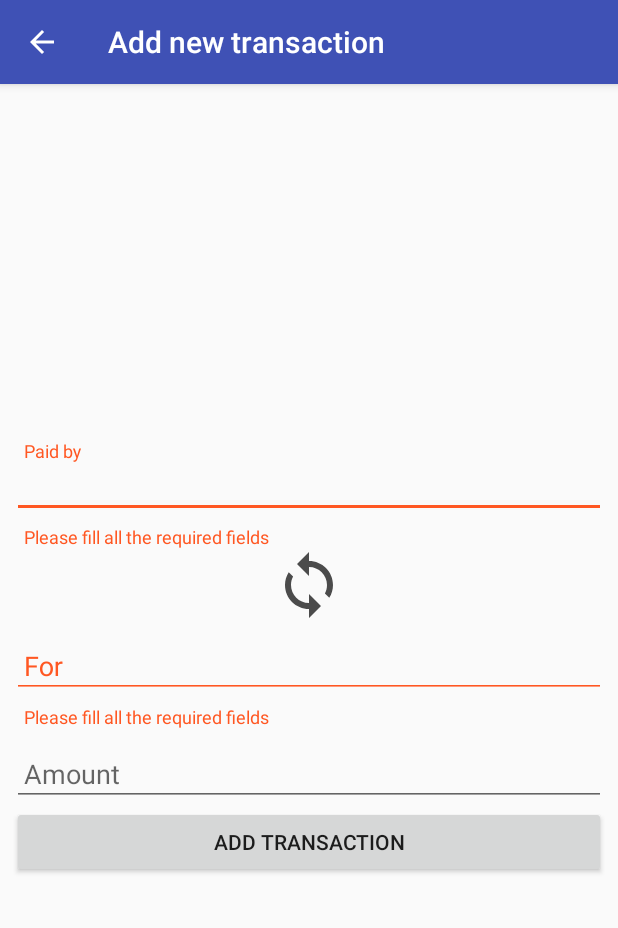
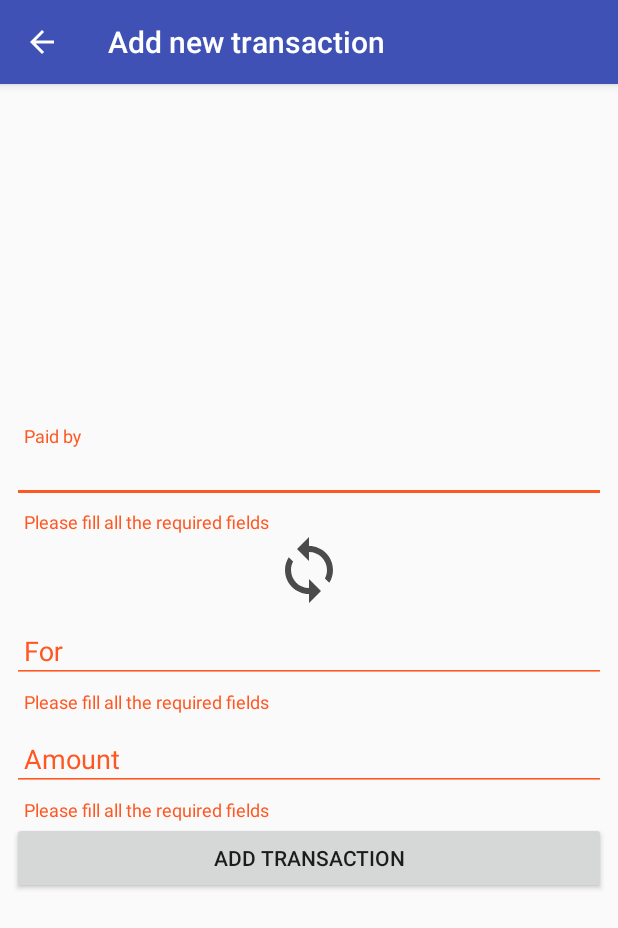
Before and after one commit to mateuszpp/wspolne_rozliczanie_wydatkow, an Android app: the AddTransactionActivity screen opened directly, with no data from a screen before it, after a tap on "ADD TRANSACTION", on a phone screen of 412 x 824 dp. Shown: the top 928 px of the screen. Run offline under Robolectric (Android 15) with nearby library versions, the phone set to English and light mode, and no system bars; our stand-ins replace data binding; network calls fail; pictures from the network do not load; 1 statement that could not run was skipped; 1 other tap on this screen came first.

Commit message:
Verification if transation amount is empty in AddTransactionViewModel

```diff
--- a/IoucashAndroid/app/src/main/java/com/aproteam/ioucash/viewmodel/AddTransactionViewModel.java
+++ b/IoucashAndroid/app/src/main/java/com/aproteam/ioucash/viewmodel/AddTransactionViewModel.java
@@ -24,6 +24,7 @@ public class AddTransactionViewModel extends ViewModel {
 
 	public MutableLiveData<String> senderError = new MutableLiveData<>();
 	public MutableLiveData<String> receiverError = new MutableLiveData<>();
+	public MutableLiveData<String> amountError = new MutableLiveData<>();
 
 	public MutableLiveData<String> senderName = new MutableLiveData<>();
 	public MutableLiveData<String> receiverName = new MutableLiveData<>();
@@ -118,6 +119,12 @@ public class AddTransactionViewModel extends ViewModel {
 		} else {
 			senderError.setValue(null);
 		}
+		if (amount.getValue() == null || amount.getValue().isEmpty()) {
+			empty = true;
+			amountError.setValue(activity.getString(R.string.errorPleaseFillAllFields));
+		} else {
+			amountError.setValue(null);
+		}
 		return empty;
 	}
 
--- a/IoucashAndroid/app/src/main/res/layout/activity_add_transaction.xml
+++ b/IoucashAndroid/app/src/main/res/layout/activity_add_transaction.xml
@@ -71,7 +71,9 @@
 
 			<com.google.android.material.textfield.TextInputLayout
 				android:layout_width="match_parent"
-				android:layout_height="wrap_content">
+				android:layout_height="wrap_content"
+				app:error="@{viewModel.amountError}"
+				app:errorEnabled="true">
 
 				<com.google.android.material.textfield.TextInputEditText
 					android:id="@+id/amountEditText"
```
